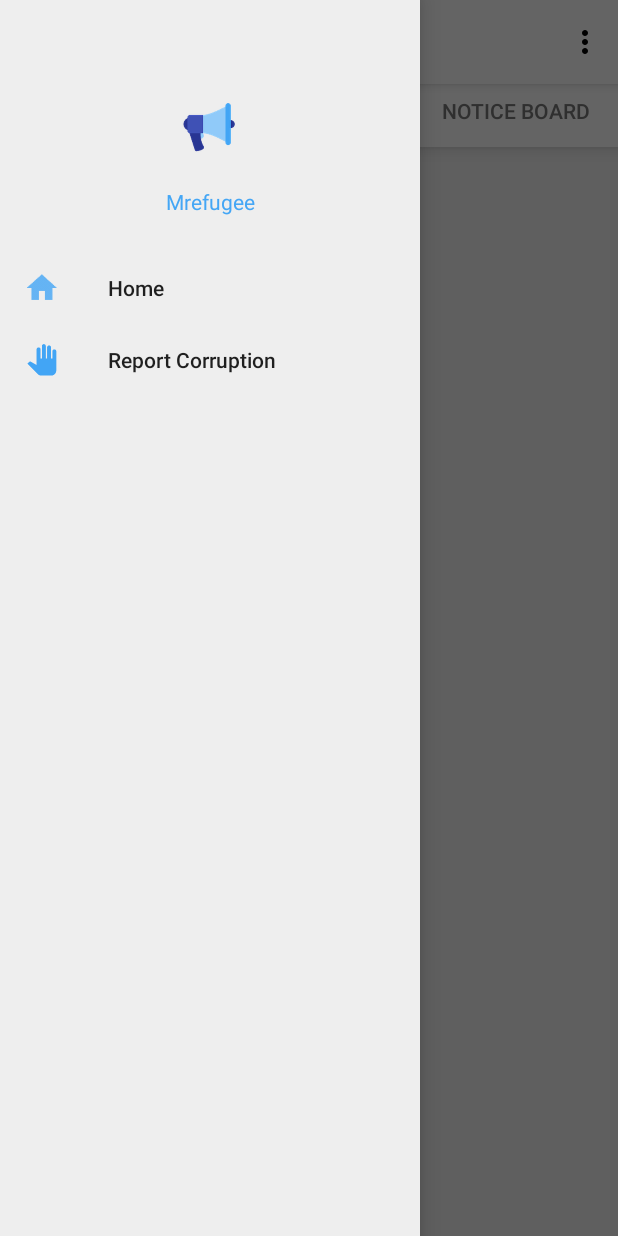
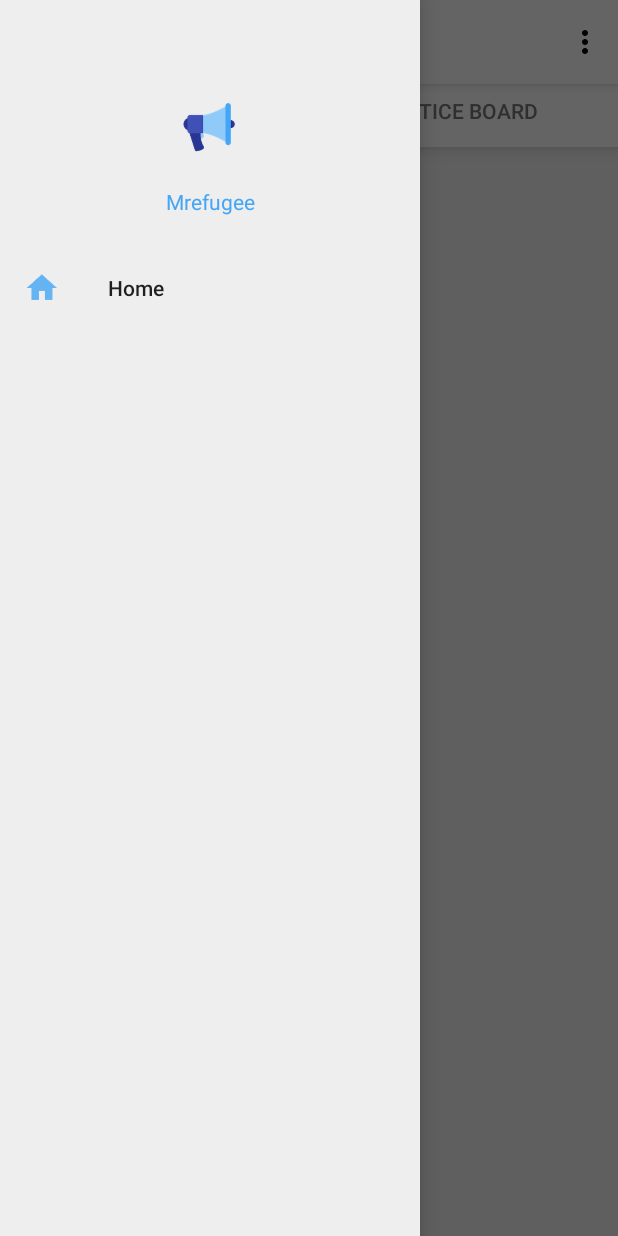
Before and after one commit to dadaabcamps/Mrefugee2017, an Android app: the screen it shows after launch (MainActivity), with the side drawer open, on a phone screen of 412 x 824 dp. Run offline under Robolectric (Android 15) with nearby library versions, the phone set to English and light mode, and no system bars; our stand-ins replace Firebase (no records; nobody signed in at launch, a user with empty details on screens opened directly), Picasso; 2 statements that could not run were skipped.

Commit message:
Hid Repatriation and Report Corruption Tabs

```diff
--- a/app/src/main/java/com/drcdadaab/mrefugee/TabFragment.java
+++ b/app/src/main/java/com/drcdadaab/mrefugee/TabFragment.java
@@ -18,7 +18,8 @@ import android.view.ViewGroup;
 public class TabFragment extends Fragment {
     public static TabLayout tabLayout;
     public static ViewPager viewPager;
-    public static int int_items = 3 ;
+//    public static int int_items = 3 ;
+    public static int int_items = 2 ;
 
     @Nullable
     @Override
@@ -52,8 +53,8 @@ public class TabFragment extends Fragment {
         {
             switch (position){
                 case 0 : return new NewsFragment();
-                case 1 : return new RepatriationFragment();
-                case 2 : return new NBoardFragment();
+//                case 1 : return new RepatriationFragment();
+                case 1 : return new NBoardFragment();
             }
             return null;
         }
@@ -71,9 +72,9 @@ public class TabFragment extends Fragment {
             switch (position){
                 case 0 :
                     return getResources().getString(R.string.nav_news);
+//                case 1 :
+//                    return getResources().getString(R.string.nav_repatriatiion);
                 case 1 :
-                    return getResources().getString(R.string.nav_repatriatiion);
-                case 2 :
                     return getResources().getString(R.string.nav_notice_board);
             }
             return null;
--- a/app/src/main/res/menu/activity_main_drawer.xml
+++ b/app/src/main/res/menu/activity_main_drawer.xml
@@ -10,10 +10,10 @@
             <!--android:id="@+id/nav_gallery"-->
             <!--android:icon="@mipmap/ic_work"-->
             <!--android:title="@string/nav_jobSearch" />-->
-        <item
-            android:id="@+id/nav_slideshow"
-            android:icon="@mipmap/ic_hand"
-            android:title="@string/nav_reportCorruption" />
+        <!--<item-->
+            <!--android:id="@+id/nav_slideshow"-->
+            <!--android:icon="@mipmap/ic_hand"-->
+            <!--android:title="@string/nav_reportCorruption" />-->
     </group>
 
     <!--<item android:title="Communicate">-->
```
Also changed, not shown: app/src/main/java/com/drcdadaab/mrefugee/MainActivity.java (+7 -10 lines).
